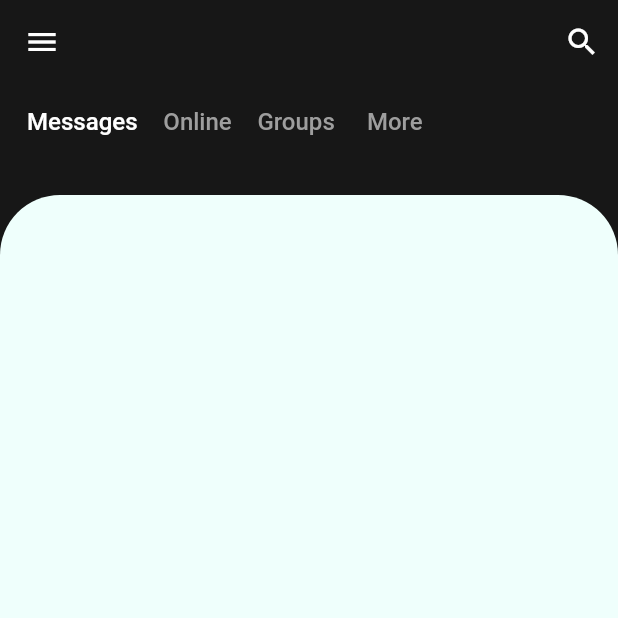
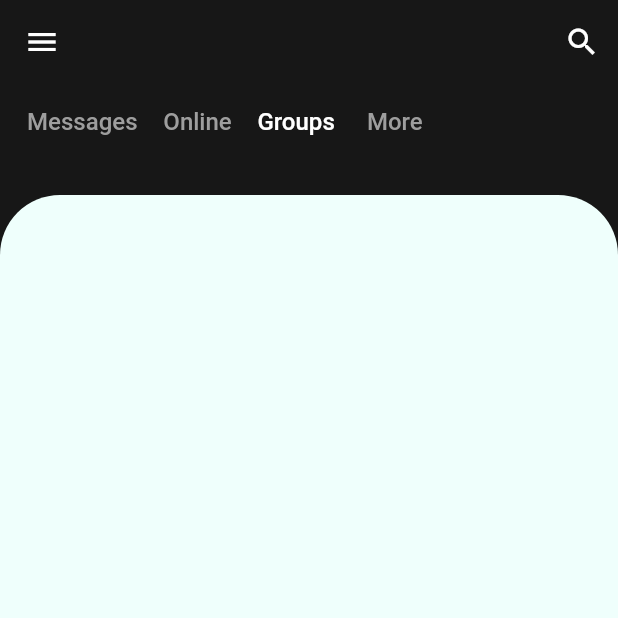
Before and after one commit to A-Rafay32/chat_app, a Flutter app: the screen it shows once a user with an empty profile is signed in, after a tap on "Messages", after a tap on "Groups", on a phone screen of 412 x 824 dp, the top half of it. Run offline on Flutter 3.47's test engine with Material 2 defaults, Android fonts, the phone set to English and light mode, and no system bars; our stand-ins replace cached_network_image, cloud_firestore, email_validator, firebase_auth, firebase_core, firebase_storage and 4 more; accounts and stored records are empty.

Commit message:
tab bar UI issue fixed

```diff
--- a/lib/core/view/widgets/tab_navigation_bar.dart
+++ b/lib/core/view/widgets/tab_navigation_bar.dart
@@ -20,8 +20,6 @@ class TabNavigationBar extends StatefulWidget {
 class _TabNavigationBarState extends State<TabNavigationBar> {
   List<String> buttonText = ["Messages", "Online", "Groups", "More"];
 
-  int currentIndex = 0;
-
   @override
   Widget build(BuildContext context) {
     return SizedBox(
@@ -32,7 +30,6 @@ class _TabNavigationBarState extends State<TabNavigationBar> {
         itemCount: buttonText.length,
         itemBuilder: (context, index) => TextButton(
             onPressed: () {
-
               buttonText[index] == "Messages"
                   ? Navigator.pushReplacement(
                       context,
@@ -47,17 +44,22 @@ class _TabNavigationBarState extends State<TabNavigationBar> {
                           ))
                       : null;
               setState(() {
-                currentIndex = index;
+                TabBarIndex.tabBarIndex = index;
               });
-              print("currentIndex : $currentIndex");
             },
             child: Text(
               buttonText[index],
               style: TextStyle(
-                  color: currentIndex == index ? Colors.white : Colors.grey,
+                  color: TabBarIndex.tabBarIndex == index
+                      ? Colors.white
+                      : Colors.grey,
                   fontSize: widget.fontSize),
             )),
       ),
     );
   }
 }
+
+class TabBarIndex {
+  static int tabBarIndex = 0;
+}
--- a/lib/core/viewmodel/database_view_model.dart
+++ b/lib/core/viewmodel/database_view_model.dart
@@ -1,4 +1,3 @@
-import 'package:chat_app/core/model/data/database.dart';
 import 'package:flutter/material.dart';
 
 class DBViewModel extends ChangeNotifier {
```
